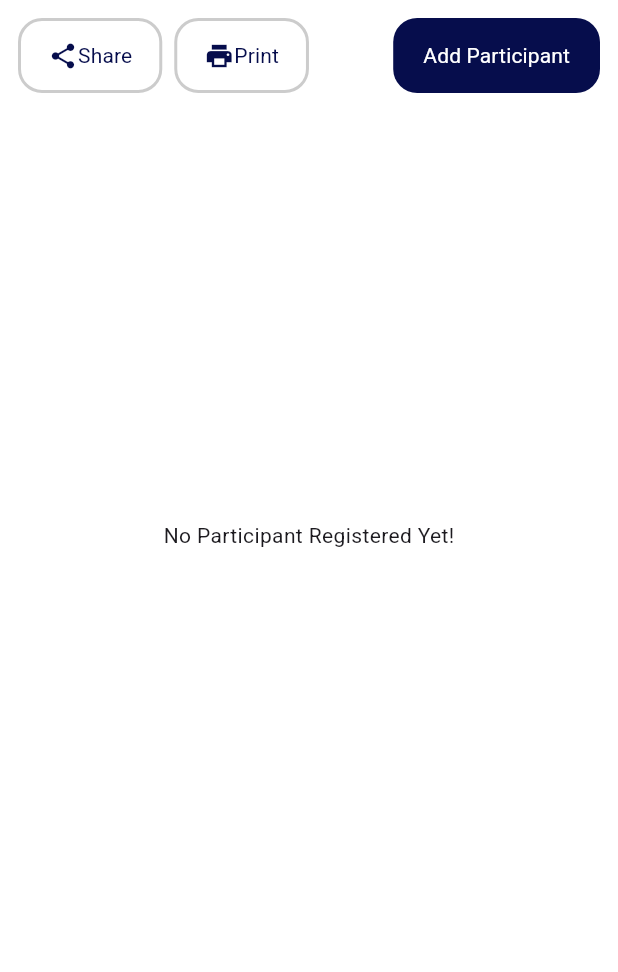
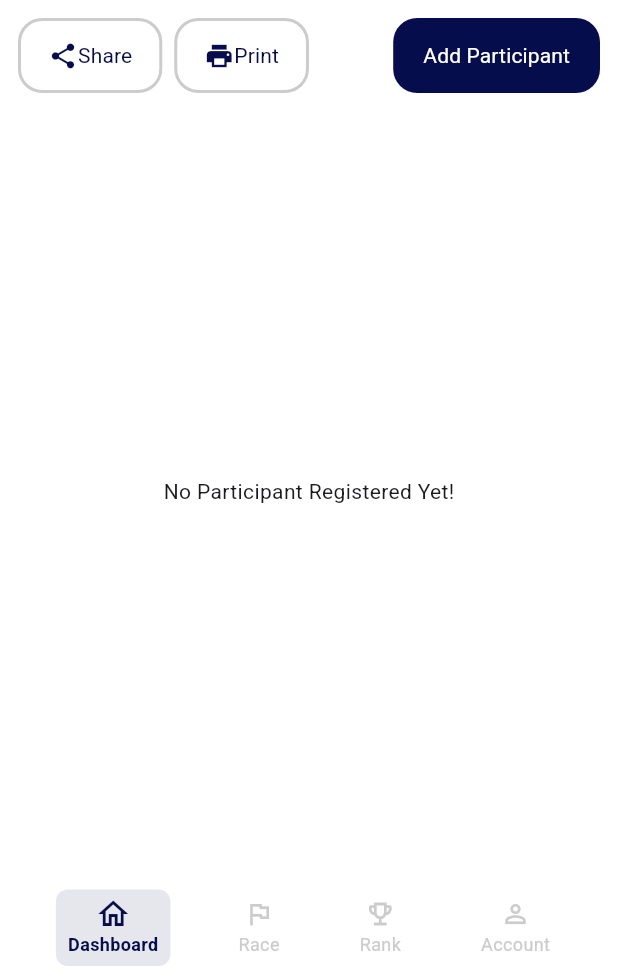
Before and after one commit to L-pixela/flutter-race-tracker-app, a Flutter app: the screen it shows after launch, on a phone screen of 412 x 824 dp, the part 264-1236 px from its top. Run offline on Flutter 3.47's test engine with Material 3 defaults, Android fonts, the phone set to English and light mode, and no system bars; our stand-ins replace cloud_firestore, firebase_core; accounts and stored records are empty.

Commit message:
Navigation Bar

```diff
--- a/lib/screens/manager_screen/dashboard_screen.dart
+++ b/lib/screens/manager_screen/dashboard_screen.dart
@@ -11,6 +11,7 @@ import 'package:race_tracker_project/screens/provider/async_value.dart';
 import 'package:race_tracker_project/screens/provider/participant_provider.dart';
 import 'package:race_tracker_project/theme/theme.dart';
 import 'package:race_tracker_project/widgets/app_button.dart';
+import 'package:race_tracker_project/widgets/navigation_bar.dart';
 
 ///
 /// This is the Dashboard Screen for Race Manager to see the participants
@@ -41,6 +42,7 @@ class DashboardScreen extends StatelessWidget {
     final participantProvider = context.watch<ParticipantProvider>();
 
     return Scaffold(
+      bottomNavigationBar: Navigation_Bar(),
       appBar: PreferredSize(
         preferredSize: const Size.fromHeight(120),
         child: AppBar(
--- /dev/null
+++ b/lib/widgets/navigation_bar.dart
@@ -0,0 +1,85 @@
+import 'package:flutter/material.dart';
+import 'package:race_tracker_project/screens/manager_screen/dashboard_screen.dart';
+import 'package:race_tracker_project/theme/theme.dart';
+
+class Navigation_Bar extends StatefulWidget {
+  @override
+  _Navigation_BarState createState() => _Navigation_BarState();
+}
+
+class _Navigation_BarState extends State<Navigation_Bar> {
+  int _selectedIndex = 0;
+
+
+  void _onItemTapped(int index) {
+    setState(() {
+      _selectedIndex = index;
+    });
+
+   final List<Widget> _screens = [
+    DashboardScreen(),
+    // RaceScreen(),
+    // RankScreen(),
+    // AccountScreen(),
+  ];
+
+  }
+
+  @override
+  Widget build(BuildContext context) {
+    return Container(
+      padding: const EdgeInsets.symmetric(vertical: 4),
+      child: Row(
+        mainAxisAlignment: MainAxisAlignment.spaceEvenly,
+        children: [
+          navItem(Icons.home_outlined, "Dashboard", 0),
+          navItem(Icons.flag_outlined, "Race", 1),
+          navItem(Icons.emoji_events_outlined, "Rank", 2),
+          navItem(Icons.person_outline, "Account", 3),
+        ],
+      ),
+    );
+  }
+
+  Widget navItem(IconData icon, String label, int index) {
+    bool isSelected = _selectedIndex == index;
+    return GestureDetector(
+      onTap: () => _onItemTapped(index),
+      child: AnimatedContainer(
+        duration: const Duration(milliseconds: 300),
+        curve: Curves.easeInOut,
+        padding: const EdgeInsets.symmetric(vertical: 6, horizontal: 8),
+        decoration: BoxDecoration(
+          borderRadius: BorderRadius.circular(8),
+          color: isSelected
+              ? RaceColors.primary.withOpacity(0.1)
+              : Colors.transparent,
+        ),
+        child: Column(
+          mainAxisSize: MainAxisSize.min,
+          children: [
+            AnimatedScale(
+              scale: isSelected ? 1.2 : 1.0,
+              duration: const Duration(milliseconds: 300),
+              child: Icon(
+                icon,
+                color: isSelected ? RaceColors.primary : RaceColors.lightGrey,
+                size: 20,
+              ),
+            ),
+            const SizedBox(height: 2),
+            Text(
+              label,
+              style: TextStyle(
+                color:
+                    isSelected ? RaceColors.textHeading : RaceColors.textSubtle,
+                fontSize: 12.0,
+                fontWeight: isSelected ? FontWeight.bold : FontWeight.normal,
+              ),
+            ),
+          ],
+        ),
+      ),
+    );
+  }
+}
```
